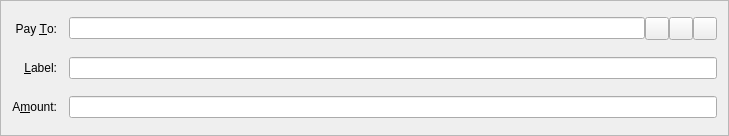
sdmathis/golddust, file src/qt/forms/sendcoinsentry.ui: the form before one commit.
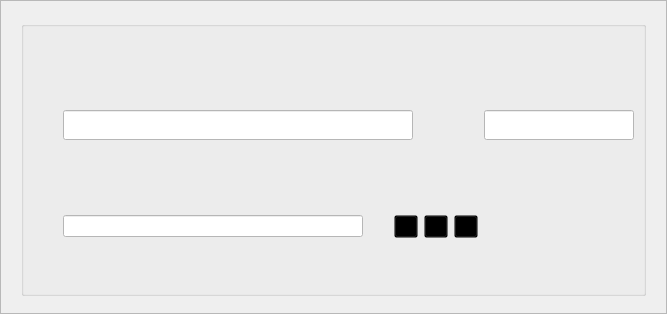
The form after the commit. Icons and pictures are not drawn. Custom widgets are drawn as their Qt base class.

```diff
--- a/src/qt/forms/sendcoinsentry.ui
+++ b/src/qt/forms/sendcoinsentry.ui
@@ -6,10 +6,22 @@
    <rect>
     <x>0</x>
     <y>0</y>
-    <width>729</width>
-    <height>136</height>
+    <width>667</width>
+    <height>310</height>
    </rect>
   </property>
+  <property name="minimumSize">
+   <size>
+    <width>667</width>
+    <height>0</height>
+   </size>
+  </property>
+  <property name="maximumSize">
+   <size>
+    <width>667</width>
+    <height>16777215</height>
+   </size>
+  </property>
   <property name="windowTitle">
    <string>Form</string>
   </property>
@@ -23,81 +35,59 @@
    <property name="spacing">
     <number>12</number>
    </property>
-   <item row="5" column="0">
-    <widget class="QLabel" name="label">
-     <property name="text">
-      <string>A&amp;mount:</string>
-     </property>
-     <property name="alignment">
-      <set>Qt::AlignRight|Qt::AlignTrailing|Qt::AlignVCenter</set>
-     </property>
-     <property name="buddy">
-      <cstring>payAmount</cstring>
-     </property>
-    </widget>
-   </item>
    <item row="3" column="0">
-    <widget class="QLabel" name="label_2">
-     <property name="text">
-      <string>Pay &amp;To:</string>
+    <widget class="QFrame" name="verticalFrame">
+     <property name="minimumSize">
+      <size>
+       <width>0</width>
+       <height>290</height>
+      </size>
      </property>
-     <property name="alignment">
-      <set>Qt::AlignRight|Qt::AlignTrailing|Qt::AlignVCenter</set>
+     <property name="maximumSize">
+      <size>
+       <width>16777215</width>
+       <height>290</height>
+      </size>
      </property>
-     <property name="buddy">
-      <cstring>payTo</cstring>
+     <property name="styleSheet">
+      <string notr="true">background-image: url(:/icons/check);</string>
      </property>
-    </widget>
-   </item>
-   <item row="5" column="1">
-    <widget class="BitcoinAmountField" name="payAmount"/>
-   </item>
-   <item row="4" column="1">
-    <layout class="QHBoxLayout" name="horizontalLayout_2">
-     <property name="spacing">
-      <number>0</number>
-     </property>
+     <layout class="QVBoxLayout" name="verticalLayout">
      <item>
-      <widget class="QValidatedLineEdit" name="addAsLabel">
-       <property name="enabled">
-        <bool>true</bool>
-       </property>
-       <property name="toolTip">
-        <string>Enter a label for this address to add it to your address book</string>
-       </property>
-      </widget>
-     </item>
-    </layout>
-   </item>
-   <item row="4" column="0">
-    <widget class="QLabel" name="label_4">
-     <property name="text">
-      <string>&amp;Label:</string>
-     </property>
-     <property name="alignment">
-      <set>Qt::AlignRight|Qt::AlignTrailing|Qt::AlignVCenter</set>
-     </property>
-     <property name="buddy">
-      <cstring>addAsLabel</cstring>
-     </property>
-    </widget>
-   </item>
-   <item row="3" column="1">
-    <layout class="QHBoxLayout" name="payToLayout">
-     <property name="spacing">
-      <number>0</number>
-     </property>
-     <item>
-      <widget class="QValidatedLineEdit" name="payTo">
-       <property name="toolTip">
-        <string>The address to send the payment to  (e.g. 1NS17iag9jJgTHD1VXjvLCEnZuQ3rJDE9L)</string>
-       </property>
-       <property name="maxLength">
-        <number>34</number>
-       </property>
-      </widget>
-     </item>
-     <item>
+       <widget class="QGroupBox" name="gridGroupBox">
+        <property name="minimumSize">
+         <size>
+          <width>0</width>
+          <height>275</height>
+         </size>
+        </property>
+        <property name="maximumSize">
+         <size>
+          <width>16777215</width>
+          <height>275</height>
+         </size>
+        </property>
+        <property name="styleSheet">
+         <string notr="true">background:transparent;</string>
+        </property>
+        <layout class="QGridLayout" name="gridLayout_2">
+         <item row="2" column="0">
+          <spacer name="horizontalSpacer">
+           <property name="orientation">
+            <enum>Qt::Horizontal</enum>
+           </property>
+           <property name="sizeType">
+            <enum>QSizePolicy::Fixed</enum>
+           </property>
+           <property name="sizeHint" stdset="0">
+            <size>
+             <width>30</width>
+             <height>20</height>
+            </size>
+           </property>
+          </spacer>
+         </item>
+         <item row="5" column="2">
       <widget class="QToolButton" name="addressBookButton">
        <property name="toolTip">
         <string>Choose address from address book</string>
@@ -114,7 +104,7 @@
        </property>
       </widget>
      </item>
-     <item>
+         <item row="5" column="3">
       <widget class="QToolButton" name="pasteButton">
        <property name="toolTip">
         <string>Paste address from clipboard</string>
@@ -131,7 +121,7 @@
        </property>
       </widget>
      </item>
-     <item>
+         <item row="5" column="4">
       <widget class="QToolButton" name="deleteButton">
        <property name="toolTip">
         <string>Remove this recipient</string>
@@ -145,7 +135,179 @@
        </property>
       </widget>
      </item>
-    </layout>
+         <item row="2" column="1" alignment="Qt::AlignRight">
+          <widget class="QValidatedLineEdit" name="payTo">
+           <property name="minimumSize">
+            <size>
+             <width>350</width>
+             <height>30</height>
+            </size>
+           </property>
+           <property name="maximumSize">
+            <size>
+             <width>300</width>
+             <height>30</height>
+            </size>
+           </property>
+           <property name="toolTip">
+            <string>The address to send the payment to  (e.g. 1NS17iag9jJgTHD1VXjvLCEnZuQ3rJDE9L)</string>
+           </property>
+           <property name="whatsThis">
+            <string>&lt;html&gt;&lt;head/&gt;&lt;body&gt;&lt;p&gt;Payment Address&lt;/p&gt;&lt;/body&gt;&lt;/html&gt;</string>
+           </property>
+           <property name="styleSheet">
+            <string notr="true">background-color: rgb(255, 255, 255);</string>
+           </property>
+           <property name="maxLength">
+            <number>34</number>
+           </property>
+          </widget>
+         </item>
+         <item row="5" column="1">
+          <widget class="QValidatedLineEdit" name="addAsLabel">
+           <property name="enabled">
+            <bool>true</bool>
+           </property>
+           <property name="minimumSize">
+            <size>
+             <width>200</width>
+             <height>0</height>
+            </size>
+           </property>
+           <property name="maximumSize">
+            <size>
+             <width>300</width>
+             <height>16777215</height>
+            </size>
+           </property>
+           <property name="toolTip">
+            <string>Enter a label for this address to add it to your address book</string>
+           </property>
+           <property name="whatsThis">
+            <string>&lt;html&gt;&lt;head/&gt;&lt;body&gt;&lt;p&gt;Label&lt;/p&gt;&lt;/body&gt;&lt;/html&gt;</string>
+           </property>
+           <property name="styleSheet">
+            <string notr="true">background-color: rgb(255, 255, 255);</string>
+           </property>
+          </widget>
+         </item>
+         <item row="11" column="4">
+          <spacer name="verticalSpacer_2">
+           <property name="orientation">
+            <enum>Qt::Vertical</enum>
+           </property>
+           <property name="sizeType">
+            <enum>QSizePolicy::Fixed</enum>
+           </property>
+           <property name="sizeHint" stdset="0">
+            <size>
+             <width>20</width>
+             <height>0</height>
+            </size>
+           </property>
+          </spacer>
+         </item>
+         <item row="3" column="1">
+          <spacer name="verticalSpacer">
+           <property name="orientation">
+            <enum>Qt::Vertical</enum>
+           </property>
+           <property name="sizeType">
+            <enum>QSizePolicy::Fixed</enum>
+           </property>
+           <property name="sizeHint" stdset="0">
+            <size>
+             <width>20</width>
+             <height>40</height>
+            </size>
+           </property>
+          </spacer>
+         </item>
+         <item row="2" column="6" colspan="3">
+          <widget class="BitcoinAmountField" name="payAmount">
+           <property name="minimumSize">
+            <size>
+             <width>150</width>
+             <height>30</height>
+            </size>
+           </property>
+           <property name="maximumSize">
+            <size>
+             <width>200</width>
+             <height>16777215</height>
+            </size>
+           </property>
+           <property name="styleSheet">
+            <string notr="true">background-color: rgb(255, 255, 255);</string>
+           </property>
+          </widget>
+         </item>
+         <item row="5" column="25">
+          <spacer name="horizontalSpacer_2">
+           <property name="orientation">
+            <enum>Qt::Horizontal</enum>
+           </property>
+           <property name="sizeHint" stdset="0">
+            <size>
+             <width>40</width>
+             <height>20</height>
+            </size>
+           </property>
+          </spacer>
+         </item>
+         <item row="6" column="1">
+          <spacer name="verticalSpacer_3">
+           <property name="orientation">
+            <enum>Qt::Vertical</enum>
+           </property>
+           <property name="sizeType">
+            <enum>QSizePolicy::Fixed</enum>
+           </property>
+           <property name="sizeHint" stdset="0">
+            <size>
+             <width>20</width>
+             <height>15</height>
+            </size>
+           </property>
+          </spacer>
+         </item>
+         <item row="1" column="1">
+          <widget class="QLabel" name="label_3">
+           <property name="minimumSize">
+            <size>
+             <width>0</width>
+             <height>10</height>
+            </size>
+           </property>
+           <property name="maximumSize">
+            <size>
+             <width>16777215</width>
+             <height>10</height>
+            </size>
+           </property>
+           <property name="text">
+            <string/>
+           </property>
+          </widget>
+         </item>
+         <item row="2" column="3">
+          <spacer name="horizontalSpacer_3">
+           <property name="orientation">
+            <enum>Qt::Horizontal</enum>
+           </property>
+           <property name="sizeHint" stdset="0">
+            <size>
+             <width>100</width>
+             <height>20</height>
+            </size>
+           </property>
+          </spacer>
+         </item>
+        </layout>
+       </widget>
+      </item>
+     </layout>
+    </widget>
    </item>
   </layout>
  </widget>
```
Lines whose indentation alone changed are shown as unchanged.
